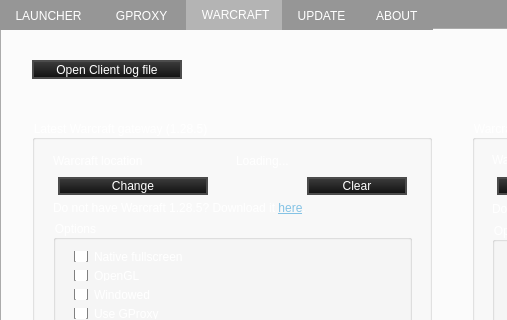
cen1/xpam-client, file xpam/mainwindow.ui: the form before one commit; both pictures show x 0 to 507 and y 0 to 320 of the 900 by 600 pixel window.
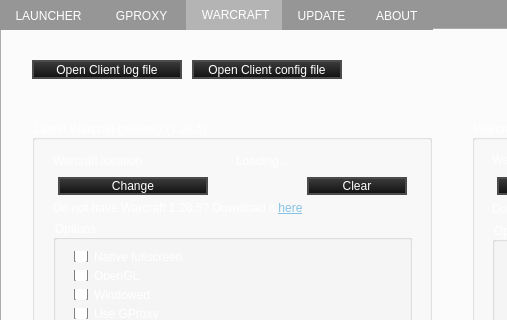
The form after the commit. The open tabs and pages were chosen to show the change. Icons and pictures are not drawn.

The edit to the form file:
```diff
--- a/xpam/mainwindow.ui
+++ b/xpam/mainwindow.ui
@@ -1410,6 +1410,25 @@
            </layout>
           </widget>
          </widget>
+         <widget class="QPushButton" name="pushButtonClientConfig">
+          <property name="geometry">
+           <rect>
+            <x>190</x>
+            <y>30</y>
+            <width>150</width>
+            <height>19</height>
+           </rect>
+          </property>
+          <property name="maximumSize">
+           <size>
+            <width>150</width>
+            <height>16777215</height>
+           </size>
+          </property>
+          <property name="text">
+           <string>Open Client config file</string>
+          </property>
+         </widget>
         </widget>
         <widget class="QWidget" name="tabUpdate">
          <property name="sizePolicy">
```
Left out of the diff: 14 changed lines with no effect on the pictures.
